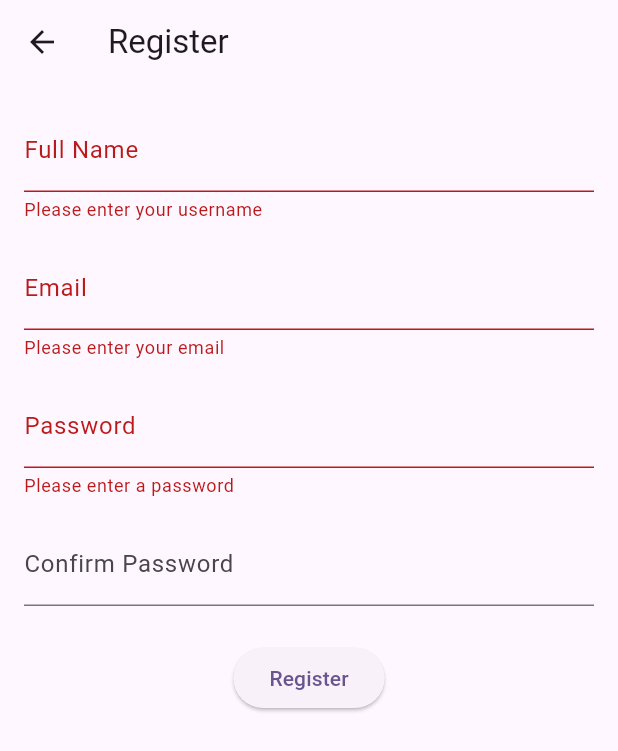
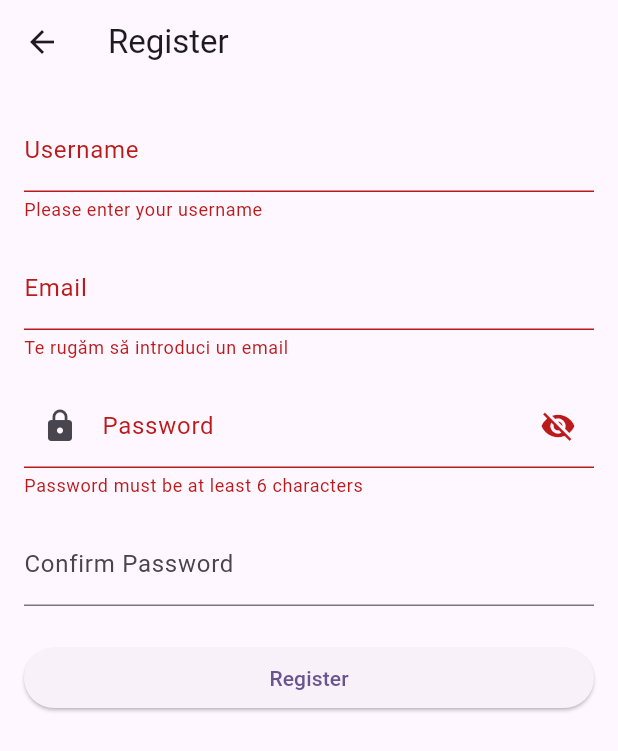
Before and after one commit to enea1212/vasco, a Flutter app: the RegisterScreen screen opened directly, after a tap on "Register", on a phone screen of 412 x 824 dp. Shown: the top 751 px of the screen. Run offline on Flutter 3.47's test engine with Material 3 defaults, Android fonts, the phone set to English and light mode, and no system bars; our stand-ins replace firebase_auth, firebase_core, google_sign_in; accounts and stored records are empty; generated files the repository leaves out were written again; network calls fail.

Commit message:
Refactorizare: Implementare MVVM cu AuthViewModel si UserRepository

```diff
--- a/lib/features/auth/screens/register_screen.dart
+++ b/lib/features/auth/screens/register_screen.dart
@@ -1,4 +1,5 @@
 import 'package:flutter/material.dart';
+import 'package:vasco/providers/auth_provider.dart';
 import 'package:vasco/services/auth_service.dart';
 import 'package:provider/provider.dart';
 
@@ -15,6 +16,7 @@ class _RegisterScreenState extends State<RegisterScreen> {
   final _passwordController = TextEditingController();
   final _confirmPasswordController = TextEditingController();
   final _nameController = TextEditingController();
+  bool _isPasswordVisible = false;
 
   @override
   void dispose() {
@@ -25,95 +27,163 @@ class _RegisterScreenState extends State<RegisterScreen> {
     super.dispose();
   }
 
+
+String? _validateEmail(String? value) {
+  if (value == null || value.isEmpty) {
+    return 'Te rugăm să introduci un email';
+  }
+  // Expresie regulată pentru un format de email valid
+  final emailRegex = RegExp(r'^[\w-\.]+@([\w-]+\.)+[\w-]{2,4}$');
+  if (!emailRegex.hasMatch(value)) {
+    return 'Formatul emailului este invalid (ex: nume@email.com)';
+  }
+  return null;
+}
+
+// Aceasta este "puntea" dintre buton și Provider
 Future<void> _register() async {
-
+  // 1. Verificăm dacă datele introduse sunt valide (Regex email, lungime parolă)
   if (!_formKey.currentState!.validate()) return;
 
+  // 2. Apelăm metoda 'register' care există deja în AuthViewModel
   try {
-    // Apelul către serviciul tău de autentificare
-    await context.read<AuthService>().createAccount(
-      _emailController.text.trim(),
-       _passwordController.text,
+    await context.read<AuthViewModel>().register(
+      email: _emailController.text.trim(),
+      password: _passwordController.text,
+      name: _nameController.text.trim(),
     );
 
-    // Verificăm dacă widget-ul mai este în arbore înainte de a folosi 'context'
     if (!mounted) return;
 
-    // Notificare de succes
+    // 3. Dacă a reușit, afișăm un mesaj și închidem pagina
     ScaffoldMessenger.of(context).showSnackBar(
       const SnackBar(content: Text('Account created successfully')),
     );
-
-    // Închide pagina actuală (revine la Login de obicei)
     Navigator.of(context).pop();
 
   } catch (e) {
     if (!mounted) return;
 
-    // Notificare în caz de eroare (ex: email deja folosit, parolă prea slabă)
-    ScaffoldMessenger.of(context).showSnackBar(
-      SnackBar(content: Text('Registration failed: ${e.toString()}')),
+    // 4. Dacă a apărut o eroare, o afișăm într-un pop-up
+    showDialog(
+      context: context,
+      builder: (ctx) => AlertDialog(
+        title: const Text('Registration Error'),
+        content: Text(e.toString()),
+        actions: [
+          TextButton(
+            onPressed: () => Navigator.pop(ctx),
+            child: const Text('OK'),
+          ),
+        ],
+      ),
     );
   }
 }
 
 
 
-
-
-
 @override
 Widget build(BuildContext context) {
+  // 1. Ascultăm starea din AuthViewModel (Provider) pentru a detecta loading-ul [cite: 7, 14]
+  final authVM = context.watch<AuthViewModel>();
+
   return Scaffold(
-
     appBar: AppBar(title: const Text('Register')),
-
     body: SingleChildScrollView(
       padding: const EdgeInsets.all(16.0),
       child: Form(
-          key: _formKey,
+        key: _formKey, // Folosit pentru validarea locală Regex [cite: 17]
         child: Column(
           mainAxisAlignment: MainAxisAlignment.center,
           children: [
+            // Câmp Nume
             TextFormField(
               controller: _nameController,
-                decoration: const InputDecoration(labelText: 'Full Name'),
+              decoration: const InputDecoration(
+                labelText: 'Username',
+                border: UnderlineInputBorder(), // Uniformizare design
+              ),
               validator: (value) =>
                   value?.isEmpty ?? true ? 'Please enter your username' : null,
             ),
             const SizedBox(height: 16),
+
+            // Câmp Email cu validare Regex locală [cite: 17]
             TextFormField(
               controller: _emailController,
-                decoration: const InputDecoration(labelText: 'Email'),
-                validator: (value) =>
-                    value?.isEmpty ?? true ? 'Please enter your email' : null,
+              decoration: const InputDecoration(
+                labelText: 'Email',
+                border: UnderlineInputBorder(),
+              ),
+              validator: _validateEmail,
+              keyboardType: TextInputType.emailAddress,
             ),
             const SizedBox(height: 16),
-              TextFormField(
+
+            // Câmp Parolă cu vizibilitate (ochi)
+            TextFormField( // Schimbat din TextField în TextFormField pentru consistență
               controller: _passwordController,
-                decoration: const InputDecoration(labelText: 'Password'),
-                obscureText: true,
-                validator: (value) =>
-                    value?.isEmpty ?? true ? 'Please enter a password' : null,
+              obscureText: !_isPasswordVisible,
+              decoration: InputDecoration(
+                labelText: 'Password',
+                prefixIcon: const Icon(Icons.lock),
+                border: const UnderlineInputBorder(),
+                focusedBorder: const UnderlineInputBorder(
+                  borderSide: BorderSide(color: Colors.deepPurple, width: 2),
+                ),
+                suffixIcon: IconButton(
+                  icon: Icon(
+                    _isPasswordVisible ? Icons.visibility : Icons.visibility_off,
+                  ),
+                  onPressed: () {
+                    setState(() {
+                      _isPasswordVisible = !_isPasswordVisible;
+                    });
+                  },
+                ),
+              ),
+              validator: (value) => (value?.length ?? 0) < 6
+                  ? 'Password must be at least 6 characters'
+                  : null,
             ),
             const SizedBox(height: 16),
+
+            // Câmp Confirmare Parolă
             TextFormField(
               controller: _confirmPasswordController,
-                decoration: const InputDecoration(labelText: 'Confirm Password'),
+              decoration: const InputDecoration(
+                labelText: 'Confirm Password',
+                border: UnderlineInputBorder(),
+              ),
               obscureText: true,
               validator: (value) => value != _passwordController.text
                   ? 'Passwords do not match'
                   : null,
             ),
             const SizedBox(height: 24),
-              ElevatedButton(
-                onPressed: _register,
-                child: const Text('Register'),
+
+            // 2. Butonul reparat care folosește authVM.isLoading
+            SizedBox(
+              width: double.infinity,
+              child: ElevatedButton(
+                // Dezactivăm butonul dacă procesul de înregistrare este în curs
+                onPressed: authVM.isLoading ? null : _register,
+                child: authVM.isLoading
+                    ? const SizedBox(
+                        height: 20,
+                        width: 20,
+                        child: CircularProgressIndicator(
+                          strokeWidth: 2,
+                          color: Colors.deepPurple,
+                        ),
+                      )
+                    : const Text('Register'),
+              ),
             ),
           ],
         ),
       ),
     ),
   );
-  }
-}
+}}
--- a/lib/screens/home_screen.dart
+++ b/lib/screens/home_screen.dart
@@ -36,7 +36,7 @@ class HomeScreen extends StatelessWidget {
             ),
             const SizedBox(height: 24),
             Text(
-              'Welcome!',
+              'Welcome, ${user?.displayName?.trim().isNotEmpty == true ? user!.displayName! : (user?.email?.split('@').first ?? 'Guest')}!',
               style: Theme.of(context).textTheme.headlineMedium,
             ),
             const SizedBox(height: 8),
```
Also changed, not shown: lib/features/auth/screens/login_screen.dart (+57 -85 lines), lib/main.dart (+10 -7 lines), lib/models/user_model.dart (added, +33 -0 lines), lib/providers/auth_provider.dart (added, +74 -0 lines), lib/services/auth_service.dart (+101 -26 lines). Lines whose indentation alone changed are shown as unchanged.
